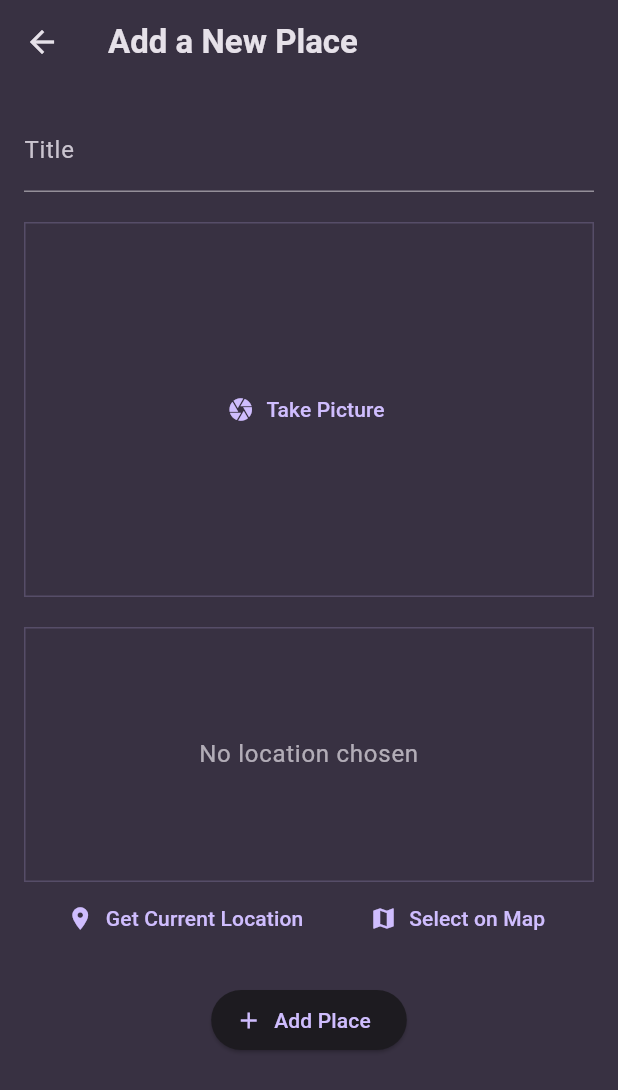
After one commit to khanhnmbk/favorite_places, a Flutter app: the AddPlaceScreen screen opened directly, on a phone screen of 412 x 824 dp. The commit adds this screen. Shown: the top 1090 px of the screen. Run offline on Flutter 3.47's test engine with Material 3 defaults, Android fonts, the phone set to English and light mode, and no system bars; our stand-ins replace flutter_riverpod, google_fonts, image_picker, location.

Commit message:
Use here map

```diff
--- a/lib/main.dart
+++ b/lib/main.dart
@@ -1,4 +1,4 @@
-import 'package:favorite_places/screens/places.dart';
+import 'package:favorite_places/screens/places_screen.dart';
 import 'package:flutter/material.dart';
 import 'package:flutter_riverpod/flutter_riverpod.dart';
 
--- a/lib/models/place.dart
+++ b/lib/models/place.dart
@@ -1,24 +1,24 @@
-import 'package:flutter_riverpod/flutter_riverpod.dart';
+import 'dart:io';
+
 import 'package:uuid/uuid.dart';
 
 const uuid = Uuid();
 
+class PlaceLocation {
+  final double latitude;
+  final double longitude;
+  final String address;
+
+  PlaceLocation(
+      {required this.latitude, required this.longitude, required this.address});
+}
+
 class Place {
   final String id;
   final String title;
+  final File image;
+  final PlaceLocation location;
 
-  Place({required this.title}) : id = uuid.v4();
+  Place({required this.title, required this.image, required this.location})
+      : id = uuid.v4();
 }
-
-class PlaceModelListNotifier extends StateNotifier<List<Place>> {
-  PlaceModelListNotifier() : super([]);
-
-  void addPlace(Place place) {
-    state = [...state, place];
-  }
-}
-
-final favoritePlacesProvider =
-    StateNotifierProvider<PlaceModelListNotifier, List<Place>>((ref) {
-  return PlaceModelListNotifier();
-});
--- /dev/null
+++ b/lib/providers/user_places.dart
@@ -0,0 +1,18 @@
+import 'dart:io';
+
+import 'package:favorite_places/models/place.dart';
+import 'package:flutter_riverpod/flutter_riverpod.dart';
+
+class UserPlacesNotifier extends StateNotifier<List<Place>> {
+  UserPlacesNotifier() : super([]);
+
+  void addPlace(String title, File image, PlaceLocation location) {
+    final newPlace = Place(title: title, image: image, location: location);
+    state = [...state, newPlace];
+  }
+}
+
+final userPlacesProvider =
+    StateNotifierProvider<UserPlacesNotifier, List<Place>>(
+  (ref) => UserPlacesNotifier(),
+);
--- /dev/null
+++ b/lib/screens/add_place_screen.dart
@@ -0,0 +1,84 @@
+import 'dart:io';
+
+import 'package:favorite_places/models/place.dart';
+import 'package:favorite_places/providers/user_places.dart';
+import 'package:favorite_places/widgets/image_input.dart';
+import 'package:favorite_places/widgets/location_input.dart';
+import 'package:flutter/material.dart';
+import 'package:flutter_riverpod/flutter_riverpod.dart';
+
+class AddPlaceScreen extends ConsumerStatefulWidget {
+  const AddPlaceScreen({super.key});
+
+  @override
+  ConsumerState<AddPlaceScreen> createState() {
+    return _AddPlaceScreenState();
+  }
+}
+
+class _AddPlaceScreenState extends ConsumerState<AddPlaceScreen> {
+  final _titleController = TextEditingController();
+  File? _pickedImage;
+  PlaceLocation? _selectedLocation;
+
+  void _savePlace() {
+    final title = _titleController.text;
+
+    if (title.isEmpty || _pickedImage == null || _selectedLocation == null) {
+      return;
+    }
+
+    ref
+        .read(userPlacesProvider.notifier)
+        .addPlace(title, _pickedImage!, _selectedLocation!);
+    Navigator.of(context).pop();
+  }
+
+  void _onSelectImage(File image) {
+    _pickedImage = image;
+  }
+
+  void _onSelectLocation(PlaceLocation location) {
+    _selectedLocation = location;
+  }
+
+  @override
+  void dispose() {
+    _titleController.dispose();
+    super.dispose();
+  }
+
+  @override
+  Widget build(BuildContext context) {
+    return Scaffold(
+      appBar: AppBar(
+        title: const Text('Add a New Place'),
+      ),
+      body: SingleChildScrollView(
+        child: Padding(
+          padding: const EdgeInsets.all(16.0),
+          child: Column(
+            children: [
+              TextField(
+                decoration: const InputDecoration(labelText: 'Title'),
+                controller: _titleController,
+                style:
+                    TextStyle(color: Theme.of(context).colorScheme.onSurface),
+              ),
+              const SizedBox(height: 20),
+              ImageInput(onSelectImage: _onSelectImage),
+              const SizedBox(height: 20),
+              LocationInput(onSelectPlace: _onSelectLocation),
+              const SizedBox(height: 20),
+              ElevatedButton.icon(
+                icon: const Icon(Icons.add),
+                label: const Text('Add Place'),
+                onPressed: _savePlace,
+              ),
+            ],
+          ),
+        ),
+      ),
+    );
+  }
+}
--- /dev/null
+++ b/lib/widgets/image_input.dart
@@ -0,0 +1,68 @@
+import 'dart:io';
+
+import 'package:flutter/material.dart';
+import 'package:image_picker/image_picker.dart';
+
+class ImageInput extends StatefulWidget {
+  const ImageInput({super.key, required this.onSelectImage});
+
+  final void Function(File image) onSelectImage;
+
+  @override
+  State<ImageInput> createState() {
+    return _ImageInputState();
+  }
+}
+
+class _ImageInputState extends State<ImageInput> {
+  late final _controller = TextEditingController();
+  File? _selectedImage;
+
+  void _takePicture() async {
+    final imagePicker = ImagePicker();
+    final pickedImage =
+        await imagePicker.pickImage(source: ImageSource.camera, maxWidth: 600);
+
+    if (pickedImage == null) {
+      return;
+    }
+
+    setState(() {
+      _selectedImage = File(pickedImage.path);
+    });
+
+    widget.onSelectImage(_selectedImage!);
+  }
+
+  @override
+  Widget build(BuildContext context) {
+    Widget content = TextButton.icon(
+      icon: const Icon(Icons.camera),
+      label: const Text('Take Picture'),
+      onPressed: _takePicture,
+    );
+
+    if (_selectedImage != null) {
+      content = GestureDetector(
+        onTap: _takePicture,
+        child: Image.file(
+          _selectedImage!,
+          fit: BoxFit.cover,
+          width: double.infinity,
+          height: double.infinity,
+        ),
+      );
+    }
+
+    return Container(
+        decoration: BoxDecoration(
+          border: Border.all(
+              width: 1,
+              color: Theme.of(context).colorScheme.primary.withOpacity(0.2)),
+        ),
+        height: 250,
+        width: double.infinity,
+        alignment: Alignment.center,
+        child: content);
+  }
+}
--- /dev/null
+++ b/lib/widgets/location_input.dart
@@ -0,0 +1,131 @@
+import 'dart:convert';
+
+import 'package:favorite_places/models/place.dart';
+import 'package:flutter/material.dart';
+import 'package:location/location.dart';
+import 'package:http/http.dart' as http;
+
+class LocationInput extends StatefulWidget {
+  const LocationInput({super.key, required this.onSelectPlace});
+
+  final void Function(PlaceLocation location) onSelectPlace;
+
+  @override
+  State<LocationInput> createState() => _LocationInputState();
+}
+
+class _LocationInputState extends State<LocationInput> {
+  PlaceLocation? _pickedLocation;
+  bool _isGettingLocation = false;
+
+  String get locationImage {
+    if (_pickedLocation == null) {
+      return '';
+    }
+
+    final lat = _pickedLocation!.latitude;
+    final long = _pickedLocation!.longitude;
+
+    return 'https://image.maps.hereapi.com/mia/v3/base/mc/center:$lat,$long;zoom=16/600x300/png?apiKey=1HL2xxdgmjJkRg-txNPrD8ju88AavGZa0TKzHqQw1kM&overlay=point:$lat,$long;label=You are here;size=large;text-color=#FF000080';
+  }
+
+  void _getCurrentLocation() async {
+    Location location = Location();
+
+    bool serviceEnabled;
+    PermissionStatus permissionGranted;
+    LocationData locationData;
+
+    serviceEnabled = await location.serviceEnabled();
+    if (!serviceEnabled) {
+      serviceEnabled = await location.requestService();
+      if (!serviceEnabled) {
+        return;
+      }
+    }
+
+    permissionGranted = await location.hasPermission();
+    if (permissionGranted == PermissionStatus.denied) {
+      permissionGranted = await location.requestPermission();
+      if (permissionGranted != PermissionStatus.granted) {
+        return;
+      }
+    }
+
+    setState(() {
+      _isGettingLocation = true;
+    });
+
+    locationData = await location.getLocation();
+    final long = locationData.longitude;
+    final lat = locationData.latitude;
+
+    if (lat == null || long == null) {
+      return;
+    }
+
+    final url = Uri.parse(
+        'https://revgeocode.search.hereapi.com/v1/revgeocode?at=$lat,$long&apikey=1HL2xxdgmjJkRg-txNPrD8ju88AavGZa0TKzHqQw1kM');
+    final response = await http.get(url);
+
+    final data = json.decode(response.body);
+    final address = data['items'][0]['address']['label'];
+
+    setState(() {
+      _pickedLocation =
+          PlaceLocation(latitude: lat, longitude: long, address: address);
+      _isGettingLocation = false;
+    });
+
+    widget.onSelectPlace(_pickedLocation!);
+  }
+
+  @override
+  Widget build(BuildContext context) {
+    Widget previewContent = Text('No location chosen',
+        textAlign: TextAlign.center,
+        style: Theme.of(context).textTheme.bodyLarge!.copyWith(
+              color: Theme.of(context).colorScheme.onSurface.withOpacity(0.7),
+            ));
+
+    if (_pickedLocation != null) {
+      previewContent = Image.network(locationImage,
+          fit: BoxFit.cover, width: double.infinity, height: double.infinity);
+    }
+
+    if (_isGettingLocation) {
+      previewContent = const CircularProgressIndicator();
+    }
+
+    return Column(
+      children: [
+        Container(
+            height: 170,
+            width: double.infinity,
+            alignment: Alignment.center,
+            decoration: BoxDecoration(
+              border: Border.all(
+                width: 1,
+                color: Theme.of(context).colorScheme.primary.withOpacity(0.2),
+              ),
+            ),
+            child: previewContent),
+        Row(
+          mainAxisAlignment: MainAxisAlignment.spaceEvenly,
+          children: [
+            TextButton.icon(
+              icon: const Icon(Icons.location_on),
+              label: const Text('Get Current Location'),
+              onPressed: _getCurrentLocation,
+            ),
+            TextButton.icon(
+              icon: const Icon(Icons.map),
+              label: const Text('Select on Map'),
+              onPressed: () {},
+            ),
+          ],
+        ),
+      ],
+    );
+  }
+}
--- a/lib/widgets/place_list.dart
+++ b/lib/widgets/place_list.dart
@@ -1,10 +1,19 @@
 import 'package:favorite_places/models/place.dart';
+import 'package:favorite_places/screens/place_detail_screen.dart';
 import 'package:flutter/material.dart';
 import 'package:flutter_riverpod/flutter_riverpod.dart';
 
 class PlaceList extends ConsumerWidget {
   const PlaceList({super.key, required this.places});
   final List<Place> places;
+
+  void _onTapPlace(BuildContext context, Place place) {
+    Navigator.of(context).push(
+      MaterialPageRoute(
+        builder: (context) => PlaceDetail(place),
+      ),
+    );
+  }
 
   @override
   Widget build(BuildContext context, WidgetRef ref) {
@@ -22,13 +31,20 @@ class PlaceList extends ConsumerWidget {
         itemCount: places.length,
         itemBuilder: (context, index) {
           return ListTile(
+              leading: CircleAvatar(
+                radius: 26,
+                backgroundImage: FileImage(places[index].image),
+              ),
+              onTap: () => _onTapPlace(context, places[index]),
               title: Text(
                 places[index].title,
                 style: Theme.of(context).textTheme.titleMedium!.copyWith(
                       color: Theme.of(context).colorScheme.onSurface,
                     ),
               ),
-          );
+              subtitle: Text(places[index].location.address,
+                  style: Theme.of(context).textTheme.bodySmall!.copyWith(
+                      color: Theme.of(context).colorScheme.onSurface)));
         },
       ),
     );
--- a/pubspec.yaml
+++ b/pubspec.yaml
@@ -40,6 +40,11 @@ dependencies:
   flutter_riverpod: ^2.5.1
   riverpod_annotation: ^2.3.5
   uuid: ^4.4.2
+  image_picker: ^1.1.2
+  location: ^6.0.2
+  http: ^1.2.2
+  path_provider: ^2.1.4
+  path: ^1.9.0
 
 dev_dependencies:
   flutter_test:
```
Also changed, not shown: lib/screens/place_detail_screen.dart (added, +62 -0 lines), lib/screens/places_screen.dart (renamed from lib/screens/places.dart, +8 -5 lines), lib/widgets/new_place.dart (deleted, +0 -57 lines), pubspec.lock, 13 other files. Lines whose indentation alone changed are shown as unchanged.
